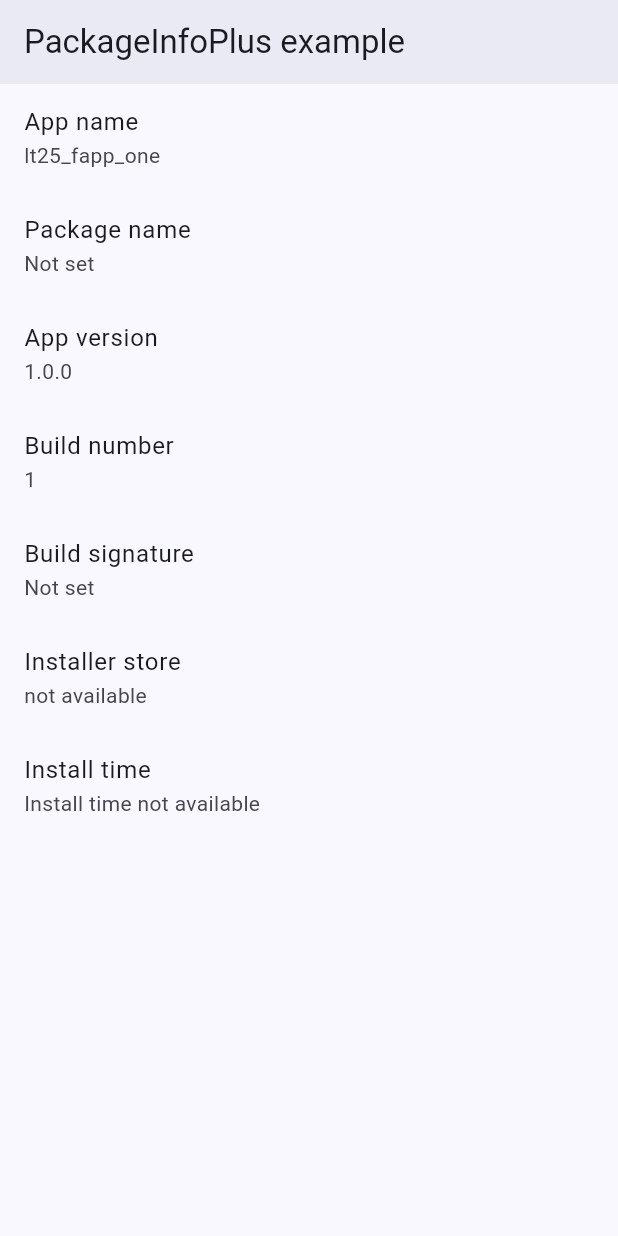
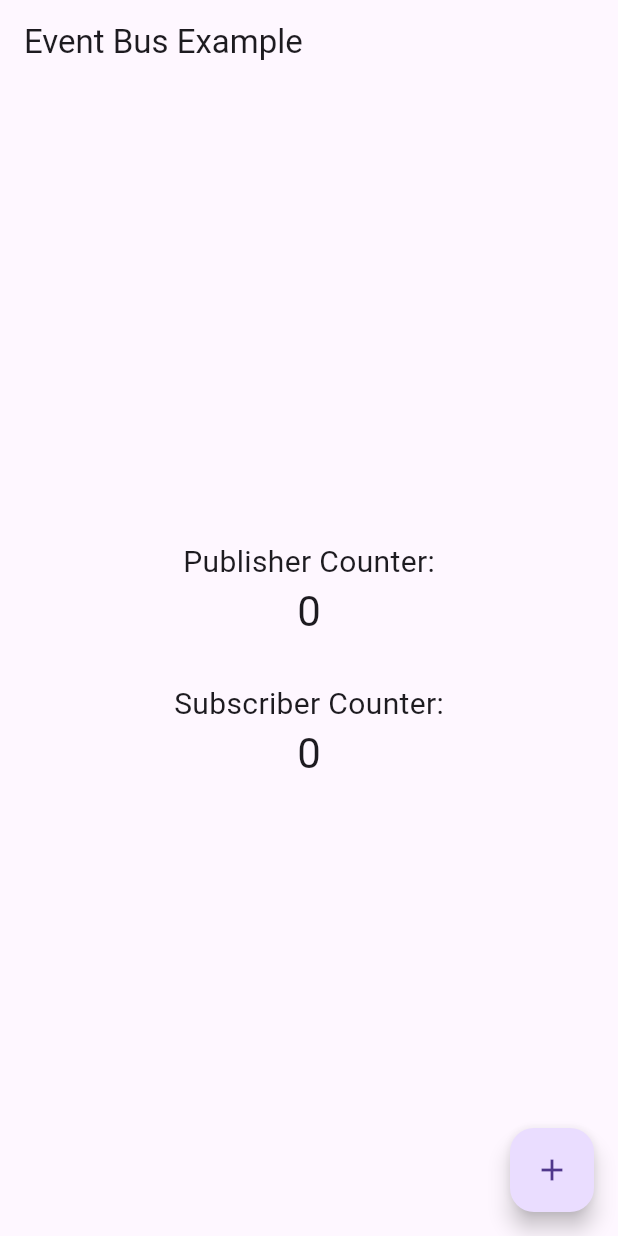
Before and after one commit to lightrao/lt25_fapp_one, a Flutter app: the screen it shows after launch, on a phone screen of 412 x 824 dp. Run offline on Flutter 3.47's test engine with Material 3 defaults, Android fonts, the light colour scheme and no system bars; our stand-ins replace event_bus.

Commit message:
event bus

```diff
--- /dev/null
+++ b/lib/counter_event.dart
@@ -0,0 +1,6 @@
+// counter_event.dart
+class CounterEvent {
+  final int count;
+
+  CounterEvent(this.count);
+}
--- /dev/null
+++ b/lib/event_bus_instance.dart
@@ -0,0 +1,4 @@
+// event_bus_instance.dart
+import 'package:event_bus/event_bus.dart';
+
+EventBus eventBus = EventBus();
--- a/lib/main.dart
+++ b/lib/main.dart
@@ -1,95 +1,95 @@
-// Copyright 2017 The Chromium Authors. All rights reserved.
-// Use of this source code is governed by a BSD-style license that can be
-// found in the LICENSE file.
-
-// ignore_for_file: public_member_api_docs
-
-import 'dart:async';
-
+// main.dart
 import 'package:flutter/material.dart';
-import 'package:package_info_plus/package_info_plus.dart';
+import 'event_bus_instance.dart';
+import 'counter_event.dart';
 
 void main() {
-  runApp(const MyApp());
+  runApp(MyApp());
 }
 
 class MyApp extends StatelessWidget {
-  const MyApp({super.key});
-
   @override
   Widget build(BuildContext context) {
     return MaterialApp(
-      title: 'PackageInfoPlus Demo',
-      theme: ThemeData(
-        useMaterial3: true,
-        colorSchemeSeed: const Color(0x9f4376f8),
-      ),
-      home: const MyHomePage(),
+      title: 'Event Bus Example',
+      home: CounterHomePage(),
     );
   }
 }
 
-class MyHomePage extends StatefulWidget {
-  const MyHomePage({super.key});
-
+class CounterHomePage extends StatefulWidget {
   @override
-  State<MyHomePage> createState() => _MyHomePageState();
+  _CounterHomePageState createState() => _CounterHomePageState();
 }
 
-class _MyHomePageState extends State<MyHomePage> {
-  PackageInfo _packageInfo = PackageInfo(
-    appName: 'Unknown',
-    packageName: 'Unknown',
-    version: 'Unknown',
-    buildNumber: 'Unknown',
-    buildSignature: 'Unknown',
-    installerStore: 'Unknown',
-  );
+class _CounterHomePageState extends State<CounterHomePage> {
+  int _counterPublisher = 0;
+  int _counterSubscriber = 0;
+  late var _subscription;
 
   @override
   void initState() {
     super.initState();
-    _initPackageInfo();
-  }
 
-  Future<void> _initPackageInfo() async {
-    final info = await PackageInfo.fromPlatform();
-    setState(() {
-      _packageInfo = info;
+    // Subscribe to events posted on the global event bus.
+    _subscription = eventBus.on<CounterEvent>().listen((event) {
+      // Update UI when a new event is received.
+      setState(() {
+        _counterSubscriber = event.count;
+      });
     });
   }
 
-  Widget _infoTile(String title, String subtitle) {
-    return ListTile(
-      title: Text(title),
-      subtitle: Text(subtitle.isEmpty ? 'Not set' : subtitle),
-    );
+  @override
+  void dispose() {
+    // Cancel the subscription when no longer needed to avoid memory leaks.
+    _subscription.cancel();
+    super.dispose();
+  }
+
+  // A method to "post" (publish) an event on the event bus.
+  void _incrementCounter() {
+    setState(() {
+      _counterPublisher++;
+    });
+    // Publish a new event with the updated counter.
+    eventBus.fire(CounterEvent(_counterPublisher));
   }
 
   @override
   Widget build(BuildContext context) {
     return Scaffold(
       appBar: AppBar(
-        title: const Text('PackageInfoPlus example'),
-        elevation: 4, // 4 means a single shadow
+        title: Text('Event Bus Example'),
       ),
-      body: ListView(
-        children: <Widget>[
-          _infoTile('App name', _packageInfo.appName),
-          _infoTile('Package name', _packageInfo.packageName),
-          _infoTile('App version', _packageInfo.version),
-          _infoTile('Build number', _packageInfo.buildNumber),
-          _infoTile('Build signature', _packageInfo.buildSignature),
-          _infoTile(
-            'Installer store',
-            _packageInfo.installerStore ?? 'not available',
-          ),
-          _infoTile(
-            'Install time',
-            _packageInfo.installTime?.toIso8601String() ??
-                'Install time not available',
-          ),
-        ],
+      body: Center(
+        child: Column(
+          mainAxisAlignment: MainAxisAlignment.center,
+          children: <Widget>[
+            Text(
+              'Publisher Counter:',
+              style: TextStyle(fontSize: 20),
+            ),
+            Text(
+              '$_counterPublisher',
+              style: Theme.of(context).textTheme.headlineMedium,
+            ),
+            SizedBox(height: 30),
+            Text(
+              'Subscriber Counter:',
+              style: TextStyle(fontSize: 20),
+            ),
+            Text(
+              '$_counterSubscriber',
+              style: Theme.of(context).textTheme.headlineMedium,
+            ),
+          ],
+        ),
+      ),
+      floatingActionButton: FloatingActionButton(
+        onPressed: _incrementCounter,
+        tooltip: 'Increment',
+        child: Icon(Icons.add),
       ),
     );
   }
--- a/pubspec.yaml
+++ b/pubspec.yaml
@@ -45,6 +45,7 @@ dependencies:
   volume_controller: ^3.2.0
   wakelock_plus: ^1.2.10
   package_info_plus: ^8.2.1
+  event_bus: ^2.0.1
 
 dev_dependencies:
   flutter_test:
```
Also changed, not shown: pubspec.lock.
